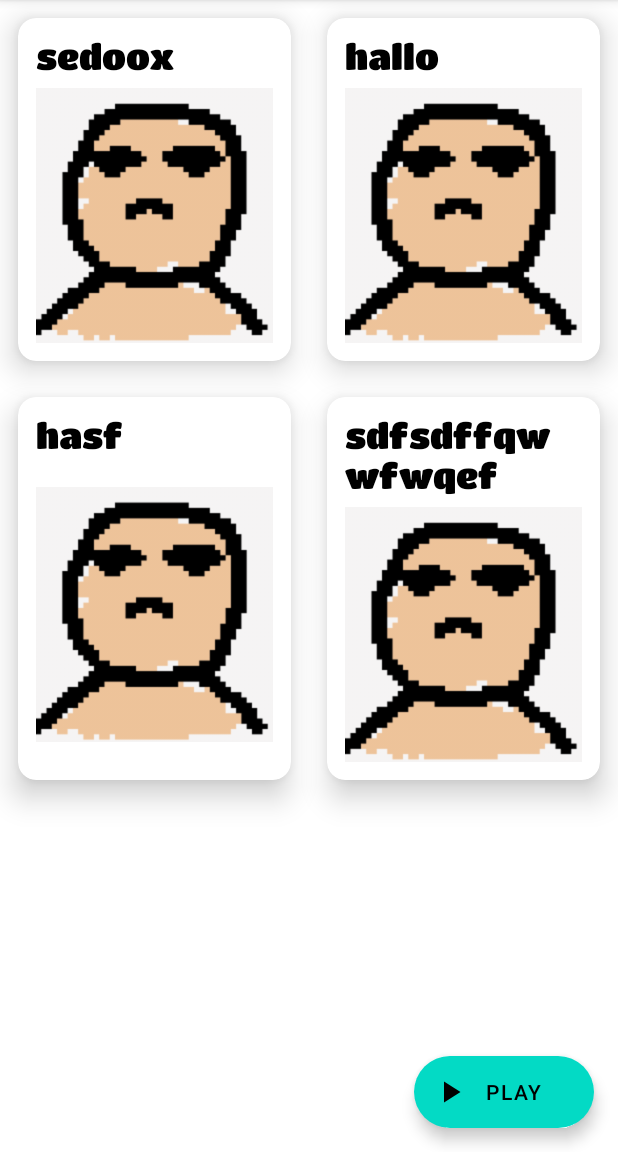
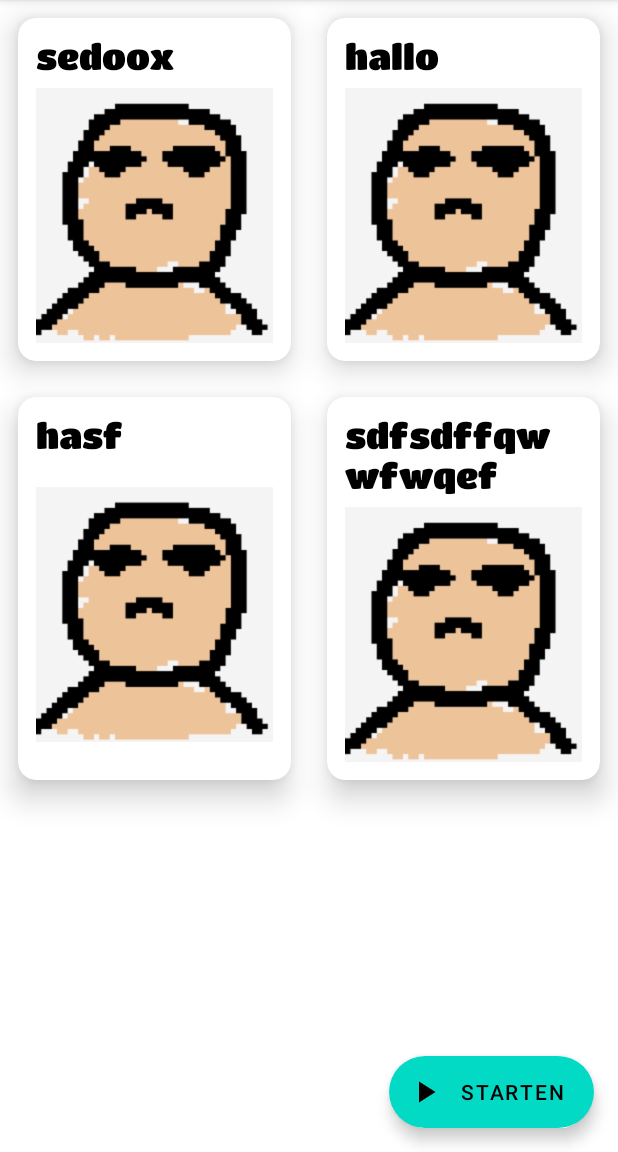
Before and after one commit to DominikDoom/HideAndGuess, an Android app: the LobbyFragment screen opened through its navigation route, on a phone screen of 412 x 824 dp, the part 84-1236 px from its top. Run offline under Robolectric (Android 15) with nearby library versions, the light colour scheme and no system bars; our stand-ins replace data binding.

Commit message:
Changed lobby fragment to use tools for preview attributes Extracted play string

```diff
--- a/app/src/main/res/layout/fragment_lobby.xml
+++ b/app/src/main/res/layout/fragment_lobby.xml
@@ -18,8 +18,8 @@
             android:layout_width="match_parent"
             android:layout_height="match_parent"
             tools:listitem="@layout/cardview_user"
-            app:layoutManager="androidx.recyclerview.widget.GridLayoutManager"
-            app:spanCount="2" />
+            tools:layoutManager="androidx.recyclerview.widget.GridLayoutManager"
+            tools:spanCount="2" />
 
         <com.google.android.material.floatingactionbutton.ExtendedFloatingActionButton
             android:id="@+id/extended_fab"
@@ -27,8 +27,9 @@
             android:layout_height="wrap_content"
             android:layout_margin="16dp"
             android:layout_gravity="bottom|end"
-            android:text="Play"
-            app:icon="@drawable/ic_baseline_play_arrow_24"/>
+            android:text="@string/start"
+            style="@style/Widget.MaterialComponents.ExtendedFloatingActionButton.Icon"
+            app:icon="@drawable/ic_baseline_play_arrow_24" />
     </androidx.coordinatorlayout.widget.CoordinatorLayout>
 
 
--- a/app/src/main/res/values/strings.xml
+++ b/app/src/main/res/values/strings.xml
@@ -15,5 +15,6 @@
     <string name="contentDescription_first">Das erste Bild</string>
     <string name="contentDescription_second">Das zweite Bild</string>
     <string name="contentDescription_third">Das dritte Bild</string>
+    <string name="start">Starten</string>
 
 </resources>
```
